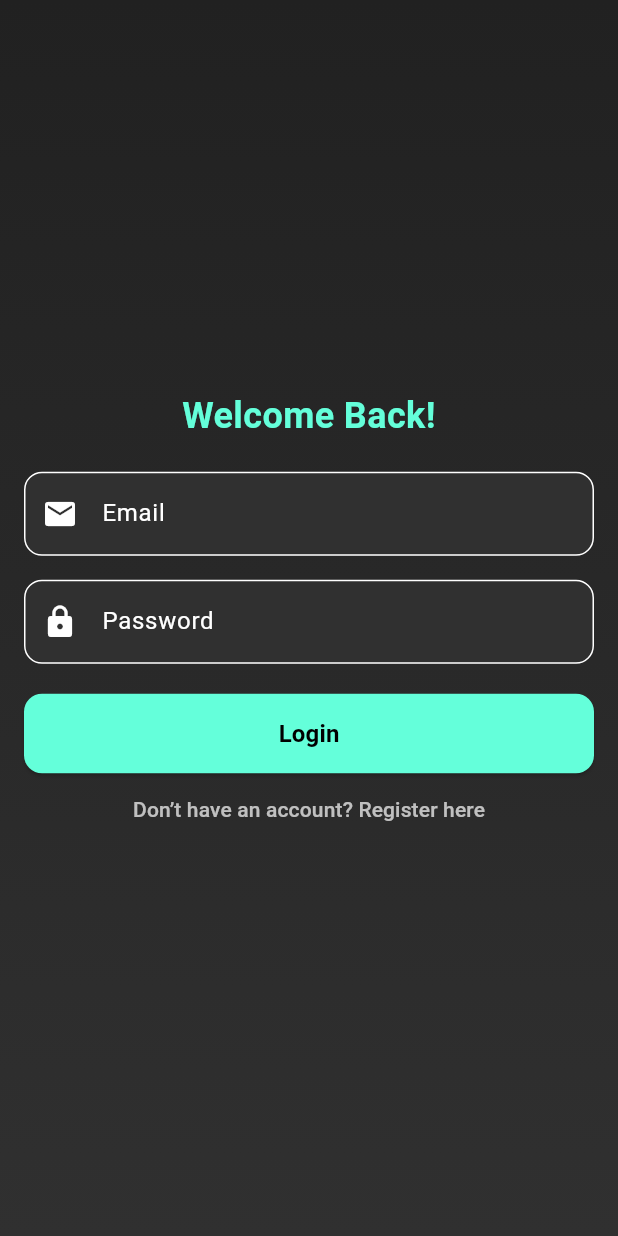
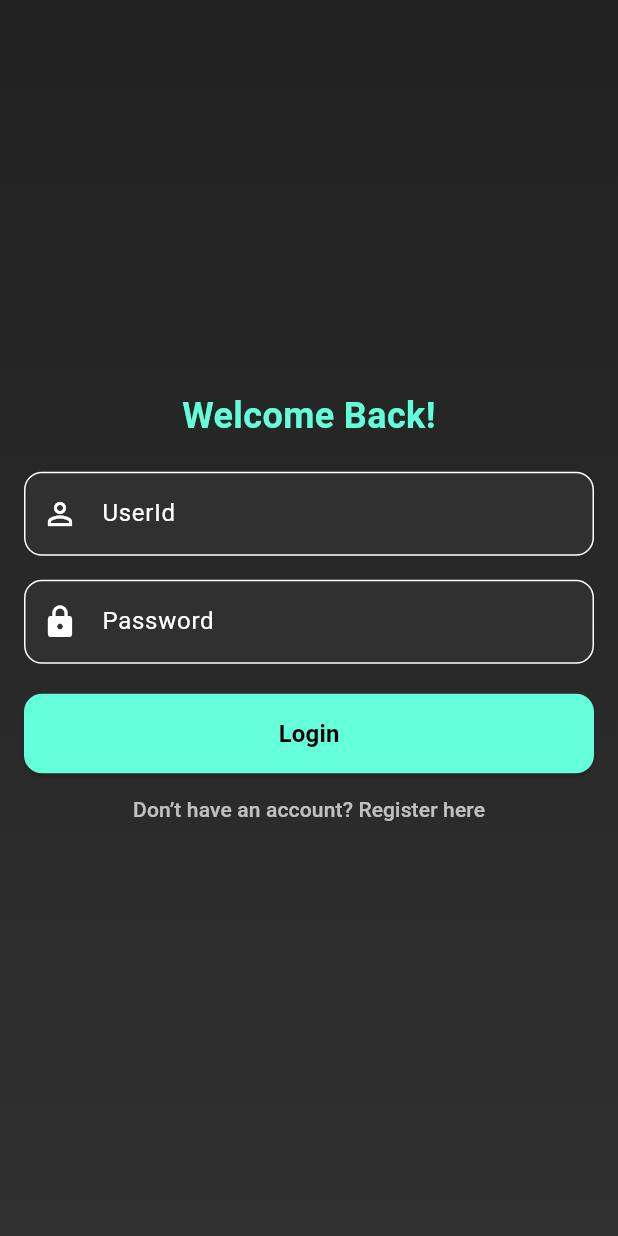
Before and after one commit to kartik17k/Invantory, a Flutter app: the screen it shows after launch, on a phone screen of 412 x 824 dp. Run offline on Flutter 3.47's test engine with Material 3 defaults, Android fonts, the phone set to English and light mode, and no system bars; missing offline and left inert: qr_code_scanner_plus.

Commit message:
"userid"

```diff
--- a/lib/pages/loginscreen.dart
+++ b/lib/pages/loginscreen.dart
@@ -50,7 +50,7 @@ class _LoginPageState extends State<LoginPage> {
                   textAlign: TextAlign.center,
                 ),
                 const SizedBox(height: 20),
-                _buildTextField(emailController, 'Email', Icons.email),
+                _buildTextField(emailController, 'UserId', Icons.person_outline_outlined),
                 const SizedBox(height: 16),
                 _buildTextField(
                   passwordController,
```
